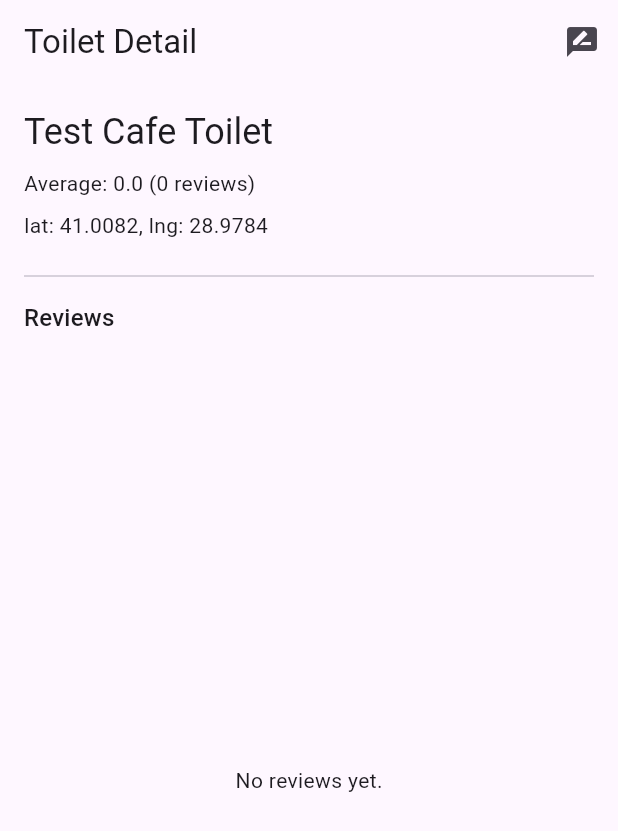
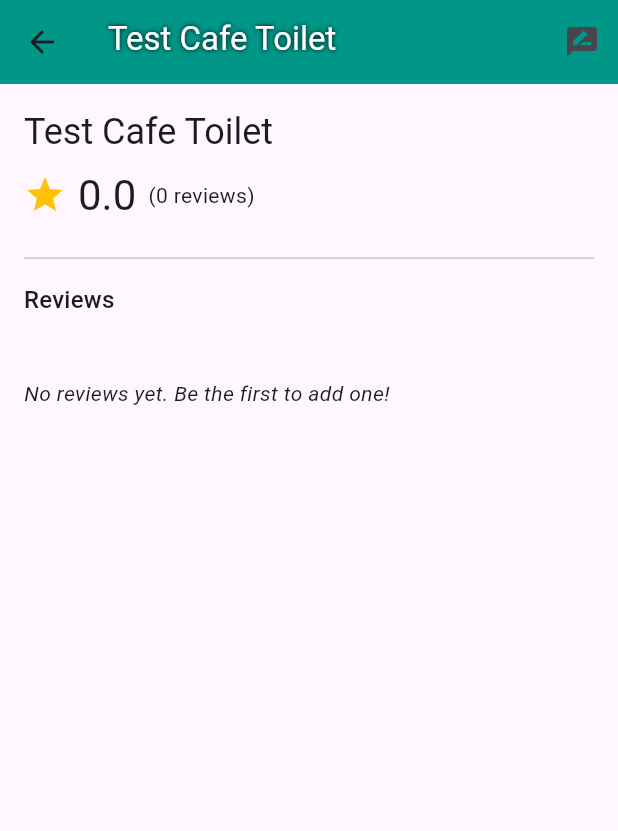
Before and after one commit to yunus103/hygienic-hub, a Flutter app: the MapScreen screen opened by its route, after a tap on "Create Fake Toilet → Detail", on a phone screen of 412 x 824 dp. Shown: the top 831 px of the screen. Run offline on Flutter 3.47's test engine with Material 3 defaults, Android fonts, the light colour scheme and no system bars; our stand-ins replace cloud_firestore, firebase_auth, firebase_core, flutter_riverpod, go_router; accounts and stored records are empty; network calls fail.

Commit message:
Photos and names added to toilet_detail screen

```diff
--- a/lib/features/map/data/places_repository.dart
+++ b/lib/features/map/data/places_repository.dart
@@ -20,12 +20,16 @@ class PlaceDetails {
   final String name;
   final double lat;
   final double lng;
+  final String? address;
+  final String? photoReference;
 
   PlaceDetails({
     required this.placeId,
     required this.name,
     required this.lat,
     required this.lng,
+    this.address,
+    this.photoReference,
   });
 }
 
@@ -44,7 +48,7 @@ class PlacesRepository {
       {
         'input': input,
         'key': apiKey,
-        // Türkiye odaklı istersen:
+        // Optional: Restrict to Turkey or current region if needed
         'components': 'country:tr',
         'language': 'tr',
       },
@@ -64,11 +68,13 @@ class PlacesRepository {
   }
 
   Future<PlaceDetails> fetchDetails(String placeId) async {
-    final uri = Uri.https(
-      'maps.googleapis.com',
-      '/maps/api/place/details/json',
-      {'place_id': placeId, 'fields': 'place_id,name,geometry', 'key': apiKey},
-    );
+    // Requesting place_id, name, geometry, formatted_address, and photos
+    final uri =
+        Uri.https('maps.googleapis.com', '/maps/api/place/details/json', {
+          'place_id': placeId,
+          'fields': 'place_id,name,geometry,formatted_address,photos',
+          'key': apiKey,
+        });
 
     final res = await http.get(uri);
     final body = jsonDecode(res.body) as Map<String, dynamic>;
@@ -80,12 +86,33 @@ class PlacesRepository {
     }
 
     final result = body['result'] as Map<String, dynamic>;
-    final loc = (((result['geometry'] as Map)['location'] as Map));
+    final loc = result['geometry']['location'];
+
+    // Extract photo reference if available
+    String? photoRef;
+    if (result['photos'] != null) {
+      final photos = result['photos'] as List;
+      if (photos.isNotEmpty) {
+        photoRef = photos.first['photo_reference'] as String;
+      }
+    }
+
     return PlaceDetails(
       placeId: result['place_id'] as String,
       name: result['name'] as String,
       lat: (loc['lat'] as num).toDouble(),
       lng: (loc['lng'] as num).toDouble(),
+      address: result['formatted_address'] as String?,
+      photoReference: photoRef,
     );
   }
+
+  /// Helper to construct the photo URL
+  String photoUrl(String reference, {int maxWidth = 600}) {
+    return Uri.https('maps.googleapis.com', '/maps/api/place/photo', {
+      'maxwidth': maxWidth.toString(),
+      'photo_reference': reference,
+      'key': apiKey,
+    }).toString();
+  }
 }
--- a/lib/features/map/presentation/map_screen.dart
+++ b/lib/features/map/presentation/map_screen.dart
@@ -25,7 +25,8 @@ class MapScreen extends StatelessWidget {
     );
 
     if (context.mounted) {
-      context.go('/toilet/$placeId');
+      // CHANGED: Use push instead of go to keep Back Button
+      context.push('/toilet/$placeId');
     }
   }
 
@@ -43,7 +44,8 @@ class MapScreen extends StatelessWidget {
             ),
             const SizedBox(height: 12),
             ElevatedButton(
-              onPressed: () => context.go('/search'),
+              // CHANGED: Use push instead of go
+              onPressed: () => context.push('/search'),
               child: const Text('Search Place'),
             ),
           ],
--- a/lib/features/map/presentation/place_search_screen.dart
+++ b/lib/features/map/presentation/place_search_screen.dart
@@ -78,7 +78,7 @@ class _PlaceSearchScreenState extends State<PlaceSearchScreen> {
       );
 
       if (mounted) {
-        context.go('/toilet/${details.placeId}');
+        context.push('/toilet/${details.placeId}');
       }
     } catch (e) {
       if (mounted) setState(() => _error = e.toString());
--- a/lib/features/toilets/presentation/toilet_detail_screen.dart
+++ b/lib/features/toilets/presentation/toilet_detail_screen.dart
@@ -1,149 +1,312 @@
 import 'package:cloud_firestore/cloud_firestore.dart';
 import 'package:flutter/material.dart';
 import 'package:go_router/go_router.dart';
-import 'package:cloud_firestore/cloud_firestore.dart';
+import '../../map/data/places_repository.dart';
 
-class ToiletDetailScreen extends StatelessWidget {
+class ToiletDetailScreen extends StatefulWidget {
   final String toiletId;
   const ToiletDetailScreen({super.key, required this.toiletId});
 
   @override
+  State<ToiletDetailScreen> createState() => _ToiletDetailScreenState();
+}
+
+class _ToiletDetailScreenState extends State<ToiletDetailScreen> {
+  late Future<Map<String, dynamic>> _dataFuture;
+  late final PlacesRepository _placesRepo;
+
+  @override
+  void initState() {
+    super.initState();
+    // Initialize PlacesRepository with the API Key from environment
+    const apiKey = String.fromEnvironment('PLACES_API_KEY');
+    _placesRepo = PlacesRepository(apiKey);
+
+    _dataFuture = _fetchCombinedData();
+  }
+
+  /// Fetches Firestore data and, if applicable, Google Places details.
+  Future<Map<String, dynamic>> _fetchCombinedData() async {
+    // 1. Fetch Firestore data (Metadata & Stats)
+    final docRef = FirebaseFirestore.instance
+        .collection('toilets')
+        .doc(widget.toiletId);
+    final snapshot = await docRef.get();
+
+    if (!snapshot.exists) {
+      // If needed, we could handle "not found in firestore" here,
+      // but usually the previous screen ensures it exists.
+      throw Exception('Toilet not found in database.');
+    }
+
+    final data = snapshot.data()!;
+    final source = data['source'] as String?; // 'places' or 'manual'
+
+    PlaceDetails? placeDetails;
+
+    // 2. If source is 'places', fetch live details from Google
+    // We do this to get the latest photo and address.
+    if (source == 'places') {
+      try {
+        placeDetails = await _placesRepo.fetchDetails(widget.toiletId);
+      } catch (e) {
+        debugPrint('Error fetching place details: $e');
+        // Fallback: The UI will rely on Firestore name if Place details fail
+      }
+    }
+
+    return {'firestore': data, 'place': placeDetails};
+  }
+
+  @override
   Widget build(BuildContext context) {
-    final ref = FirebaseFirestore.instance.collection('toilets').doc(toiletId);
-
     return Scaffold(
-      appBar: AppBar(
-        title: const Text('Toilet Detail'),
-        actions: [
-          IconButton(
-            icon: const Icon(Icons.rate_review),
-            onPressed: () => context.push('/toilet/$toiletId/add-review'),
-          ),
-        ],
-      ),
-      body: FutureBuilder<DocumentSnapshot<Map<String, dynamic>>>(
-        future: ref.get(),
+      body: FutureBuilder<Map<String, dynamic>>(
+        future: _dataFuture,
         builder: (context, snapshot) {
           if (snapshot.connectionState == ConnectionState.waiting) {
             return const Center(child: CircularProgressIndicator());
           }
           if (snapshot.hasError) {
-            return Center(child: Text('Error: ${snapshot.error}'));
+            return Scaffold(
+              appBar: AppBar(title: const Text('Error')),
+              body: Center(child: Text('Error: ${snapshot.error}')),
+            );
           }
 
-          final doc = snapshot.data;
-          if (doc == null || !doc.exists) {
-            return Center(child: Text('Toilet not found: $toiletId'));
-          }
+          final combined = snapshot.data!;
+          final fsData = combined['firestore'] as Map<String, dynamic>;
+          final PlaceDetails? place = combined['place'];
 
-          final data = doc.data()!;
-          final name = (data['name'] ?? 'Unnamed') as String;
-          final lat = data['lat'];
-          final lng = data['lng'];
+          // Display Data Priority: Live Place Data > Firestore Data
+          final name = place?.name ?? fsData['name'] ?? 'Unknown Toilet';
+          final address = place?.address;
+          final photoRef = place?.photoReference;
 
-          final ratingSum = (data['ratingSum'] ?? 0.0) as num;
-          final ratingCount = (data['ratingCount'] ?? 0) as num;
+          final ratingSum = (fsData['ratingSum'] ?? 0.0) as num;
+          final ratingCount = (fsData['ratingCount'] ?? 0) as num;
           final avg = ratingCount == 0 ? 0.0 : (ratingSum / ratingCount);
 
-          return Padding(
+          return CustomScrollView(
+            slivers: [
+              // --- Header with Photo ---
+              SliverAppBar(
+                expandedHeight: photoRef != null ? 250 : 0,
+                pinned: true,
+                flexibleSpace: FlexibleSpaceBar(
+                  title: Text(
+                    name,
+                    style: const TextStyle(
+                      color: Colors.white,
+                      shadows: [Shadow(blurRadius: 4, color: Colors.black)],
+                    ),
+                  ),
+                  background: photoRef != null
+                      ? Image.network(
+                          _placesRepo.photoUrl(photoRef),
+                          fit: BoxFit.cover,
+                        )
+                      : Container(color: Colors.teal),
+                ),
+                actions: [
+                  IconButton(
+                    icon: const Icon(Icons.rate_review),
+                    onPressed: () =>
+                        context.push('/toilet/${widget.toiletId}/add-review'),
+                  ),
+                ],
+              ),
+
+              // --- Details Section ---
+              SliverToBoxAdapter(
+                child: Padding(
                   padding: const EdgeInsets.all(16),
                   child: Column(
                     crossAxisAlignment: CrossAxisAlignment.start,
                     children: [
-                // --- ÜST BİLGİLER ---
-                Text(name, style: Theme.of(context).textTheme.headlineSmall),
-                const SizedBox(height: 8),
+                      // If no photo, show name as standard text here
+                      if (photoRef == null) ...[
                         Text(
-                  'Average: ${avg.toStringAsFixed(1)} ($ratingCount reviews)',
+                          name,
+                          style: Theme.of(context).textTheme.headlineSmall,
                         ),
                         const SizedBox(height: 8),
-                Text('lat: $lat, lng: $lng'),
+                      ],
 
+                      // Address
+                      if (address != null) ...[
+                        Row(
+                          crossAxisAlignment: CrossAxisAlignment.start,
+                          children: [
+                            const Icon(
+                              Icons.location_on,
+                              size: 16,
+                              color: Colors.grey,
+                            ),
+                            const SizedBox(width: 4),
+                            Expanded(
+                              child: Text(
+                                address,
+                                style: const TextStyle(color: Colors.grey),
+                              ),
+                            ),
+                          ],
+                        ),
+                        const SizedBox(height: 16),
+                      ],
+
+                      // Rating
+                      Row(
+                        children: [
+                          const Icon(Icons.star, color: Colors.amber, size: 28),
+                          const SizedBox(width: 8),
+                          Text(
+                            avg.toStringAsFixed(1),
+                            style: Theme.of(context).textTheme.headlineMedium,
+                          ),
+                          const SizedBox(width: 8),
+                          Text(
+                            '($ratingCount reviews)',
+                            style: Theme.of(context).textTheme.bodyMedium,
+                          ),
+                        ],
+                      ),
                       const SizedBox(height: 16),
                       const Divider(),
                       const SizedBox(height: 8),
+                      Text(
+                        'Reviews',
+                        style: Theme.of(context).textTheme.titleMedium,
+                      ),
+                      const SizedBox(height: 8),
+                    ],
+                  ),
+                ),
+              ),
 
-                Text('Reviews', style: Theme.of(context).textTheme.titleMedium),
-                const SizedBox(height: 8),
-
-                // --- ALT: REVIEW LİSTESİ ---
-                Expanded(
-                  child: StreamBuilder<QuerySnapshot<Map<String, dynamic>>>(
+              // --- Reviews List (Live from Firestore) ---
+              StreamBuilder<QuerySnapshot<Map<String, dynamic>>>(
                 stream: FirebaseFirestore.instance
                     .collection('toilets')
-                        .doc(toiletId)
+                    .doc(widget.toiletId)
                     .collection('reviews')
                     .orderBy('createdAt', descending: true)
                     .snapshots(),
                 builder: (context, snap) {
                   if (snap.connectionState == ConnectionState.waiting) {
-                        return const Center(child: CircularProgressIndicator());
+                    return const SliverToBoxAdapter(
+                      child: Center(
+                        child: Padding(
+                          padding: EdgeInsets.all(16),
+                          child: CircularProgressIndicator(),
+                        ),
+                      ),
+                    );
                   }
-
                   if (snap.hasError) {
-                        return Center(
-                          child: Text('Reviews error: ${snap.error}'),
+                    return SliverToBoxAdapter(
+                      child: Padding(
+                        padding: const EdgeInsets.all(16),
+                        child: Text('Error loading reviews: ${snap.error}'),
+                      ),
                     );
                   }
 
                   final docs = snap.data?.docs ?? [];
                   if (docs.isEmpty) {
-                        return const Center(child: Text('No reviews yet.'));
+                    return const SliverToBoxAdapter(
+                      child: Padding(
+                        padding: EdgeInsets.all(16),
+                        child: Text(
+                          'No reviews yet. Be the first to add one!',
+                          style: TextStyle(fontStyle: FontStyle.italic),
+                        ),
+                      ),
+                    );
                   }
 
-                      return ListView.separated(
-                        itemCount: docs.length,
-                        separatorBuilder: (_, __) => const Divider(),
-                        itemBuilder: (context, i) {
-                          final r = docs[i].data();
+                  return SliverList(
+                    delegate: SliverChildBuilderDelegate((context, index) {
+                      final r = docs[index].data();
                       final overall = (r['overall'] ?? 0) as num;
                       final comment = (r['comment'] ?? '') as String;
-
                       final isFree = r['isFree'] == true;
                       final isAccessible = r['isAccessible'] == true;
                       final hasSupplies = r['hasSupplies'] == true;
 
                       return ListTile(
-                            title: Text('⭐ ${overall.toStringAsFixed(0)}'),
-                            subtitle: Column(
-                              crossAxisAlignment: CrossAxisAlignment.start,
+                        leading: CircleAvatar(
+                          child: Text(overall.toStringAsFixed(0)),
+                        ),
+                        title: comment.isNotEmpty
+                            ? Text(comment)
+                            : const Text(
+                                'No comment',
+                                style: TextStyle(fontStyle: FontStyle.italic),
+                              ),
+                        subtitle: Padding(
+                          padding: const EdgeInsets.only(top: 8),
+                          child: Wrap(
+                            spacing: 8,
+                            runSpacing: 4,
                             children: [
-                                if (comment.isNotEmpty) Text(comment),
-                                const SizedBox(height: 6),
-                                Wrap(
-                                  spacing: 8,
-                                  runSpacing: 6,
-                                  children: [
-                                    Chip(label: Text(isFree ? 'Free' : 'Paid')),
-                                    Chip(
-                                      label: Text(
-                                        isAccessible
-                                            ? 'Accessible'
-                                            : 'Not accessible',
+                              _FeatureChip(
+                                label: isFree ? 'Free' : 'Paid',
+                                isPositive: isFree,
                               ),
+                              if (isAccessible)
+                                const _FeatureChip(
+                                  label: 'Accessible',
+                                  isPositive: true,
                                 ),
-                                    Chip(
-                                      label: Text(
-                                        hasSupplies
-                                            ? 'Supplies'
-                                            : 'No supplies',
-                                      ),
+                              if (hasSupplies)
+                                const _FeatureChip(
+                                  label: 'Supplies',
+                                  isPositive: true,
                                 ),
                             ],
                           ),
-                              ],
                         ),
                       );
-                        },
+                    }, childCount: docs.length),
                   );
                 },
               ),
-                ),
+              const SliverPadding(padding: EdgeInsets.only(bottom: 32)),
             ],
-            ),
           );
         },
       ),
     );
   }
 }
+
+class _FeatureChip extends StatelessWidget {
+  final String label;
+  final bool isPositive;
+  const _FeatureChip({required this.label, required this.isPositive});
+
+  @override
+  Widget build(BuildContext context) {
+    return Container(
+      padding: const EdgeInsets.symmetric(horizontal: 8, vertical: 4),
+      decoration: BoxDecoration(
+        color: isPositive
+            ? Colors.green.withOpacity(0.1)
+            : Colors.grey.withOpacity(0.1),
+        borderRadius: BorderRadius.circular(12),
+        border: Border.all(
+          color: isPositive ? Colors.green : Colors.grey,
+          width: 0.5,
+        ),
+      ),
+      child: Text(
+        label,
+        style: TextStyle(
+          fontSize: 12,
+          color: isPositive ? Colors.green[800] : Colors.grey[800],
+        ),
+      ),
+    );
+  }
+}
```
Lines whose indentation alone changed are shown as unchanged.
